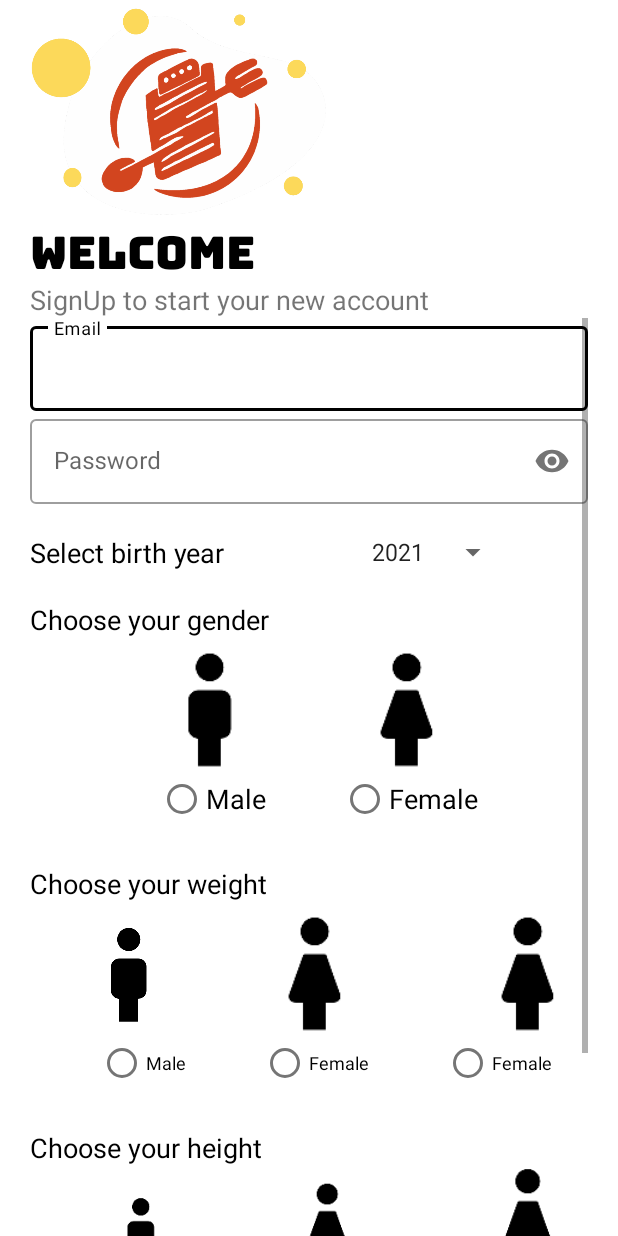
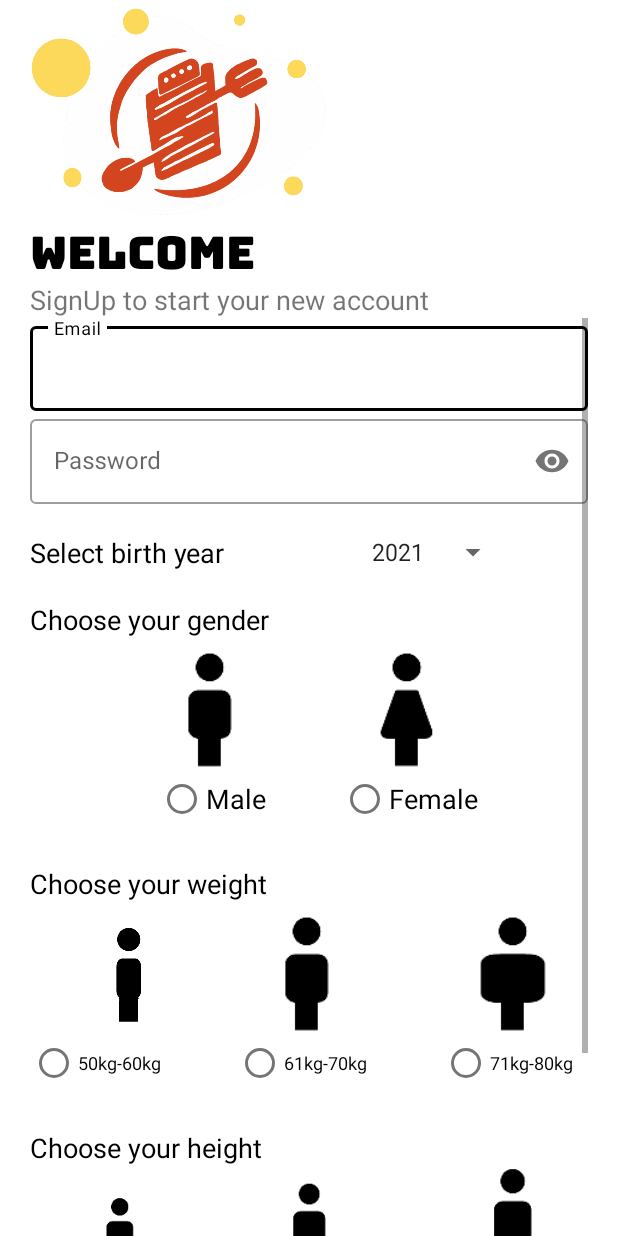
Before and after one commit to zacaugustzac/AutoCalorieTracker, an Android app: the SignUpActivity screen opened directly, with no data from a screen before it, on a phone screen of 412 x 824 dp. Run offline under Robolectric (Android 15) with nearby library versions, the light colour scheme and no system bars; Roboto replaces fonts that are not available here.

Commit message:
Update the radio part

```diff
--- /dev/null
+++ b/app/src/main/res/drawable/checked_20.xml
@@ -0,0 +1,5 @@
+<vector android:height="20dp" android:tint="#727272"
+    android:viewportHeight="24" android:viewportWidth="24"
+    android:width="20dp" xmlns:android="http://schemas.android.com/apk/res/android">
+    <path android:fillColor="@android:color/black" android:pathData="M12,7c-2.76,0 -5,2.24 -5,5s2.24,5 5,5 5,-2.24 5,-5 -2.24,-5 -5,-5zM12,2C6.48,2 2,6.48 2,12s4.48,10 10,10 10,-4.48 10,-10S17.52,2 12,2zM12,20c-4.42,0 -8,-3.58 -8,-8s3.58,-8 8,-8 8,3.58 8,8 -3.58,8 -8,8z"/>
+</vector>
--- /dev/null
+++ b/app/src/main/res/drawable/custome_radiobutton.xml
@@ -0,0 +1,5 @@
+<?xml version="1.0" encoding="utf-8"?>
+<selector xmlns:android="http://schemas.android.com/apk/res/android">
+    <Item android:drawable="@drawable/unchecked_20" android:state_checked="false" />
+    <Item android:drawable="@drawable/checked_20" android:state_checked="true" />
+</selector>
--- /dev/null
+++ b/app/src/main/res/drawable/unchecked_20.xml
@@ -0,0 +1,5 @@
+<vector android:height="20dp" android:tint="#727272"
+    android:viewportHeight="24" android:viewportWidth="24"
+    android:width="20dp" xmlns:android="http://schemas.android.com/apk/res/android">
+    <path android:fillColor="@android:color/black" android:pathData="M12,2C6.48,2 2,6.48 2,12s4.48,10 10,10 10,-4.48 10,-10S17.52,2 12,2zM12,20c-4.42,0 -8,-3.58 -8,-8s3.58,-8 8,-8 8,3.58 8,8 -3.58,8 -8,8z"/>
+</vector>
--- a/app/src/main/res/layout/activity_sign_up.xml
+++ b/app/src/main/res/layout/activity_sign_up.xml
@@ -33,7 +33,8 @@
 
     <ScrollView
         android:layout_width="match_parent"
-        android:layout_height="wrap_content">
+        android:layout_height="wrap_content"
+        android:background="#00FFFFFF">
 
         <LinearLayout
             android:layout_width="match_parent"
@@ -192,7 +193,7 @@
                     android:layout_marginStart="44dp"
                     android:layout_marginTop="8dp"
                     android:scaleType="center"
-                    android:src="@drawable/male"
+                    android:src="@drawable/m1"
                     app:layout_constraintStart_toStartOf="parent"
                     app:layout_constraintTop_toBottomOf="@+id/textView2" />
 
@@ -202,7 +203,7 @@
                     android:layout_width="80dp"
                     android:layout_height="80dp"
                     android:layout_marginTop="8dp"
-                    android:src="@drawable/female"
+                    android:src="@drawable/male"
                     app:layout_constraintEnd_toStartOf="@+id/weight3"
                     app:layout_constraintStart_toEndOf="@+id/weight1"
                     app:layout_constraintTop_toBottomOf="@+id/textView2" />
@@ -212,7 +213,8 @@
                     android:layout_width="80dp"
                     android:layout_height="80dp"
                     android:layout_marginTop="8dp"
-                    android:src="@drawable/female"
+                    android:layout_marginRight="10dp"
+                    android:src="@drawable/m3"
                     app:layout_constraintEnd_toEndOf="parent"
                     app:layout_constraintTop_toBottomOf="@+id/textView2" />
 
@@ -232,8 +234,7 @@
                         android:id="@+id/w1"
                         android:layout_width="wrap_content"
                         android:layout_height="wrap_content"
-                        android:layout_marginLeft="45dp"
-                        android:text="Male"
+                        android:text="50kg-60kg"
                         android:textSize="12sp" />
 
                     <RadioButton
@@ -241,7 +242,7 @@
                         android:layout_width="wrap_content"
                         android:layout_height="wrap_content"
                         android:layout_marginLeft="50dp"
-                        android:text="Female"
+                        android:text="61kg-70kg"
                         android:textSize="12sp" />
 
                     <RadioButton
@@ -249,7 +250,7 @@
                         android:layout_width="wrap_content"
                         android:layout_height="wrap_content"
                         android:layout_marginLeft="50dp"
-                        android:text="Female"
+                        android:text="71kg-80kg"
                         android:textSize="12sp" />
 
                 </RadioGroup>
@@ -276,7 +277,7 @@
                     android:id="@+id/height1"
                     android:layout_width="60dp"
                     android:layout_height="50dp"
-                    android:layout_marginStart="44dp"
+                    android:layout_marginStart="30dp"
                     android:layout_marginTop="20dp"
                     android:src="@drawable/male"
                     app:layout_constraintStart_toStartOf="parent"
@@ -288,7 +289,7 @@
                     android:layout_width="70dp"
                     android:layout_height="60dp"
                     android:layout_marginTop="10dp"
-                    android:src="@drawable/female"
+                    android:src="@drawable/male"
                     app:layout_constraintEnd_toStartOf="@+id/height3"
                     app:layout_constraintStart_toEndOf="@+id/height1"
                     app:layout_constraintTop_toBottomOf="@+id/textView3" />
@@ -297,7 +298,8 @@
                     android:id="@+id/height3"
                     android:layout_width="80dp"
                     android:layout_height="70dp"
-                    android:src="@drawable/female"
+                    android:layout_marginRight="10dp"
+                    android:src="@drawable/male"
                     app:layout_constraintEnd_toEndOf="parent"
                     app:layout_constraintTop_toBottomOf="@+id/textView3" />
 
@@ -318,24 +320,23 @@
                         android:theme="@style/RadioButtonStyle"
                         android:layout_width="wrap_content"
                         android:layout_height="wrap_content"
-                        android:layout_marginLeft="45dp"
-                        android:text="Male"
+                        android:text="160cm-170cm"
                         android:textSize="12sp" />
 
                     <RadioButton
                         android:id="@+id/h2"
                         android:layout_width="wrap_content"
                         android:layout_height="wrap_content"
-                        android:layout_marginLeft="50dp"
-                        android:text="Female"
+                        android:layout_marginLeft="15dp"
+                        android:text="161cm-170cm"
                         android:textSize="12sp" />
 
                     <RadioButton
                         android:id="@+id/h3"
                         android:layout_width="wrap_content"
                         android:layout_height="wrap_content"
-                        android:layout_marginLeft="50dp"
-                        android:text="Female"
+                        android:layout_marginLeft="15dp"
+                        android:text="171cm-180cm"
                         android:textSize="12sp" />
 
                 </RadioGroup>
@@ -345,6 +346,7 @@
 
 
             <Button
+                android:id="@+id/save"
                 android:layout_width="wrap_content"
                 android:layout_height="wrap_content"
                 android:layout_gravity="center_horizontal"
```
Also changed, not shown: app/src/main/java/iss/edu/sg/autocalorietracker/SignUpActivity.java (+27 -17 lines).
